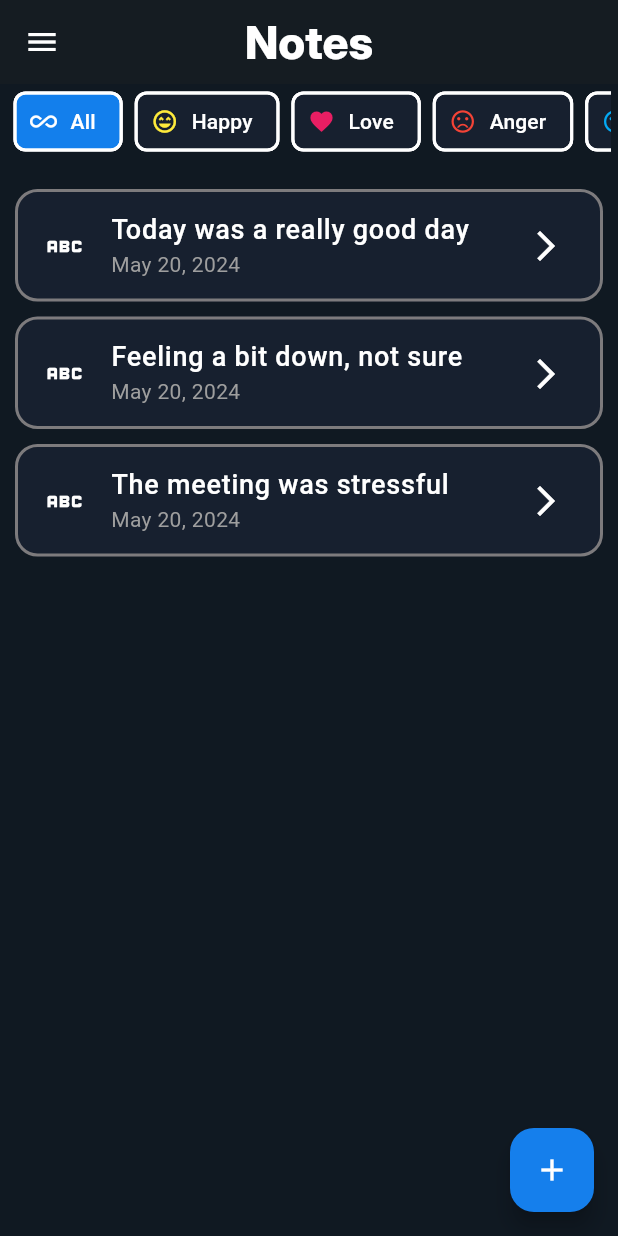
After one commit to Youssef3082004/Tawasul, a Flutter app: the Note screen opened by its route, on a phone screen of 412 x 824 dp. The commit adds this screen. Run offline on Flutter 3.47's test engine with Material 3 defaults, Android fonts, the phone set to English and light mode, and no system bars; our stand-ins replace image_picker, smooth_page_indicator.

Commit message:
Notes Screen

```diff
--- a/lib/main.dart
+++ b/lib/main.dart
@@ -1,6 +1,8 @@
 import 'package:flutter/material.dart';
 import 'package:tawasul/screens/Thoughts.dart';
 import 'package:tawasul/screens/camera.dart';
+import 'package:tawasul/screens/notes.dart';
+
 import 'package:tawasul/screens/onboard/welcome.dart';
 import 'package:tawasul/screens/onboard/onboarding.dart';
 import 'package:tawasul/provider/theme.dart';
@@ -20,7 +22,9 @@ class MyApp extends StatelessWidget {
       "/":(context) => Welcome(),
       "/onboarding": (context) => Onboarding(),
       "/thoughts":(context) => Thoughts(),
-      "/camera": (context) => Camera()
+      "/camera": (context) => Camera(),
+      "/notes": (context) => Note()
+
     };
 
 
--- /dev/null
+++ b/lib/screens/notes.dart
@@ -0,0 +1,105 @@
+import "package:flutter/material.dart";
+import 'package:tawasul/constants.dart';
+import 'package:tawasul/widget/enddrawer.dart';
+import 'package:tawasul/widget/note_widget.dart';
+
+
+class Note extends StatefulWidget{
+
+  const Note({super.key});
+
+  @override
+  State<Note> createState() => _Home();
+
+}
+
+
+class _Home extends State<Note>{
+
+  final GlobalKey<ScaffoldState> _scaffoldKey = GlobalKey<ScaffoldState>();
+
+
+  final List<String> selectedEmotions = ["All"];
+
+  // final List<String> emotions = ["All","Happy","Love","Anger","Sadness","Surprise","Fear"];
+
+
+
+  final List<Map<String, dynamic>> emotions = [
+    {"name": "All", "icon": Icons.all_inclusive, "color": Colors.blue},
+    {"name": "Happy", "icon": Icons.sentiment_very_satisfied_outlined, "color": Colors.yellow},
+    {"name": "Love", "icon": Icons.favorite, "color": Colors.pink},
+    {"name": "Anger", "icon": Icons.sentiment_very_dissatisfied, "color": Colors.red},
+    {"name": "Sadness", "icon": Icons.sentiment_dissatisfied, "color": Colors.lightBlue},
+    {"name": "Surprise", "icon": Icons.emoji_objects, "color": Colors.orange},
+    {"name": "Fear", "icon": Icons.sentiment_neutral, "color": Colors.purple},
+  ];
+
+  @override
+  Widget build(BuildContext context){
+    Constants cons = Constants(context: context);
+
+    //! ==================================================================== Appbar =============================================
+    AppBar page_appbar = AppBar(title: Text("Notes"),leading: IconButton(icon: Icon(Icons.menu,color: Colors.white,),onPressed: () => _scaffoldKey.currentState!.openDrawer()),);
+
+    //! ==================================================================== Statisticss class Widget =============================================
+    ListView chipList = ListView(scrollDirection: Axis.horizontal,children: emotions.map((Map emotion) => Multiselected(emotion)).toList());
+
+    //! ==================================================================== Statisticss class Widget =============================================
+    List<Widget> Notes = [
+      NoteWidget(Title: "Today was a really good day",subtitle: "May 20, 2024",Iconcolor: Colors.white,leadingicon: Icons.abc,),
+      NoteWidget(Title: "Feeling a bit down, not sure",subtitle: "May 20, 2024",Iconcolor: Colors.white,leadingicon: Icons.abc,),
+      NoteWidget(Title: "The meeting was stressful",subtitle: "May 20, 2024",Iconcolor: Colors.white,leadingicon: Icons.abc,),
+
+
+
+    ];
+
+    Column Notes_Column = Column(children: [...Notes],spacing: 10);
+
+
+    FloatingActionButton Add_button = FloatingActionButton(onPressed: ()=> Navigator.pushNamedAndRemoveUntil(context, "/thoughts", (route) => false),child: Icon(Icons.add,color: Colors.white),backgroundColor: Color(0xff157fec),);
+    //! ==================================================================== Controls ===================================================
+    Column controls = Column(children: [SizedBox(child: chipList,height: 50),Notes_Column],mainAxisAlignment: MainAxisAlignment.start,spacing: 20,);
+    Container main_app = Container(child: SingleChildScrollView(child: controls,scrollDirection: Axis.vertical,),padding: EdgeInsets.only(left: 5,right: 5));
+    return Scaffold(key: _scaffoldKey,body: main_app,appBar: page_appbar,backgroundColor: cons.main_color,drawer: AppDrawer(),floatingActionButton: Add_button,);
+
+  }
+
+
+ Widget Multiselected(Map emotion){
+    final bool isSelected = selectedEmotions.contains(emotion["name"]);
+    final Color iconColor = isSelected ? Colors.white : emotion["color"];
+
+    ChoiceChip button = ChoiceChip(label: Text(emotion["name"]), avatar: Icon(emotion["icon"],color: iconColor),showCheckmark: false,selected: isSelected,selectedColor:Color(0xff137fec),
+    labelStyle: TextStyle(color:  Colors.white),side: BorderSide(color: Colors.white,width: 2),backgroundColor: Color(0xff17202f),
+    onSelected: (selected) => hala(selected, emotion["name"]));
+
+    return Padding(child: button,padding: const EdgeInsets.symmetric(horizontal: 4.0));
+
+
+  }
+
+
+
+  void hala (bool selected,String emotion) => setState(() {
+                          if (selected && emotion != "All") {
+                            selectedEmotions.remove("All");
+                            selectedEmotions.add(emotion);
+                          }
+
+                          else if (selected && emotion == "All"){
+                            selectedEmotions.clear();
+                            selectedEmotions.add("All");
+                          }
+
+                          else if (selectedEmotions.length > 1){
+
+                            selectedEmotions.remove(emotion);
+                          }
+                        });
+
+
+
+
+ }
--- a/lib/screens/onboard/onboarding_screen.dart
+++ b/lib/screens/onboard/onboarding_screen.dart
@@ -25,7 +25,7 @@ class Onboarding_screen extends StatelessWidget {
     Text subTitle_text = Text(Subtitle,textAlign: TextAlign.center,style: TextStyle(color:Colors.white,fontSize: 10,fontFamily: "Inter"),);
     Column Text_column = Column(children: [Title_text,subTitle_text],spacing: 5,);
 
-    FilledButton Start_button = FilledButton(onPressed: ()=> Navigator.pushNamedAndRemoveUntil(context, "/thoughts", (route) => false), child: Text("Continue",style: TextStyle(fontWeight: FontWeight.w900),),style: cons.Button_style);
+    FilledButton Start_button = FilledButton(onPressed: ()=> Navigator.pushNamedAndRemoveUntil(context, "/notes", (route) => false), child: Text("Continue",style: TextStyle(fontWeight: FontWeight.w900),),style: cons.Button_style);
 
 
 
--- a/lib/widget/enddrawer.dart
+++ b/lib/widget/enddrawer.dart
@@ -12,8 +12,10 @@ class AppDrawer extends StatelessWidget {
     DrawerHeader drawerHeader = DrawerHeader(decoration: BoxDecoration(color: cons.main_color),child: Identity());
 
     List<Widget> pages = [drawerHeader,
+      Card(child: page_listtile(context: context, icon: Icons.description, page_name: "Notes",desc: "Save Your Ideas here", route_name: "/notes"),color: cons.main_color,shadowColor:cons.Container_fillColor ,),
       Card(child: page_listtile(context: context, icon: Icons.psychology_alt, page_name: "Thoughts",desc: "Understand your mood better", route_name: "/thoughts"),color: cons.main_color,shadowColor:cons.Container_fillColor ,),
       Card(child: page_listtile(context: context, icon: Icons.camera_alt, page_name: "Camera",desc: "Pictures speak beyond words", route_name: "/camera"),color: cons.main_color,shadowColor:cons.Container_fillColor ,)
+
 
     ];
 
--- /dev/null
+++ b/lib/widget/note_widget.dart
@@ -0,0 +1,35 @@
+import 'package:flutter/material.dart';
+import 'package:tawasul/constants.dart';
+
+
+
+
+
+class NoteWidget extends StatelessWidget {
+
+  final String Title;
+  final String subtitle;
+  final IconData leadingicon;
+  final Color Iconcolor;
+
+
+  const NoteWidget({super.key,required this.Title,required this.subtitle,required this.leadingicon,required this.Iconcolor});
+
+
+  @override
+  Widget build(BuildContext context) {
+
+    Constants cons = Constants(context: context);
+
+    Icon Leading_icon = Icon(leadingicon,color: Iconcolor,size: 30,);
+    Text title = Text(Title,style: TextStyle(color: Colors.white,fontSize: 18,fontWeight: FontWeight.w500,overflow: TextOverflow.ellipsis));
+    Text sub_Title = Text(subtitle,style: TextStyle(color: Colors.grey),);
+    Icon trailing_icon = Icon(Icons.arrow_forward_ios,color: Colors.white,);
+    OutlineInputBorder shape= OutlineInputBorder(borderRadius: BorderRadius.circular(15),borderSide: BorderSide(width: 2,color: cons.Container_borderColor));
+
+    return SizedBox(child: ListTile(tileColor: Color(0xff17202f),leading: Leading_icon,trailing: trailing_icon,title: title,subtitle: sub_Title,shape: shape,),width: cons.screen_width -20,height: 75,);
+
+  }
+
+
+}
```
Also changed, not shown: lib/screens/test.dart (deleted, +0 -82 lines).
